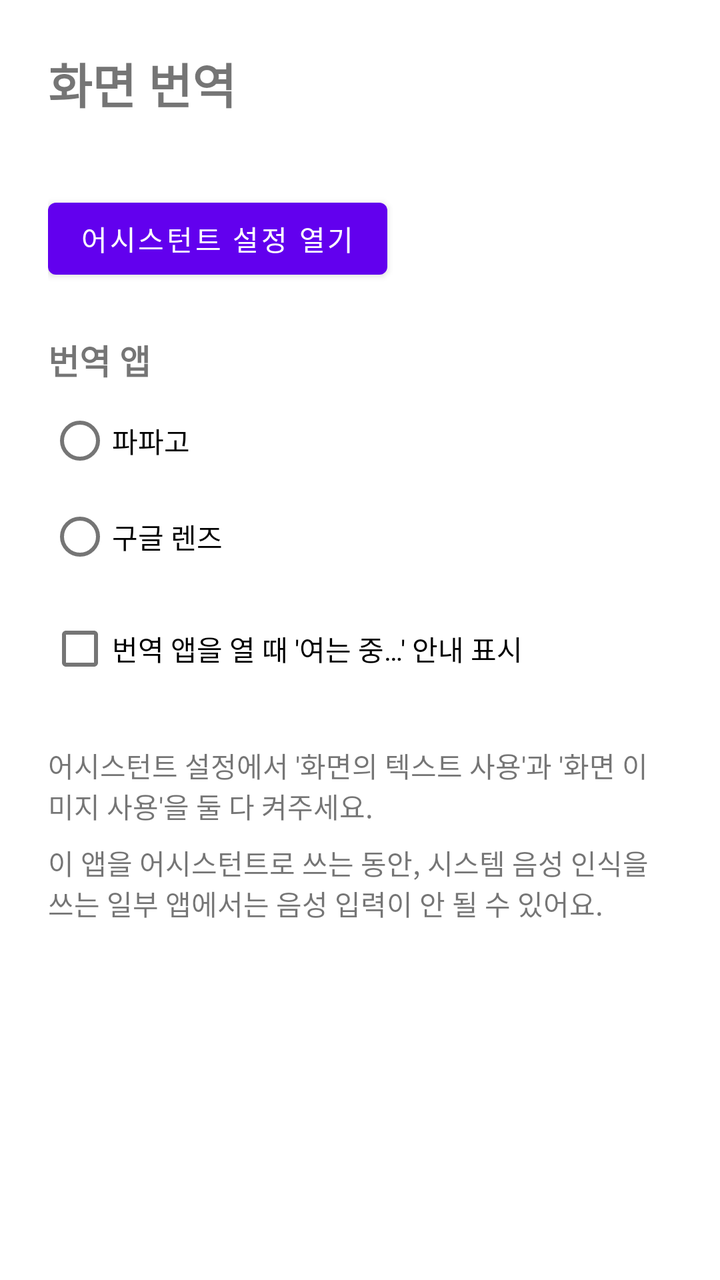
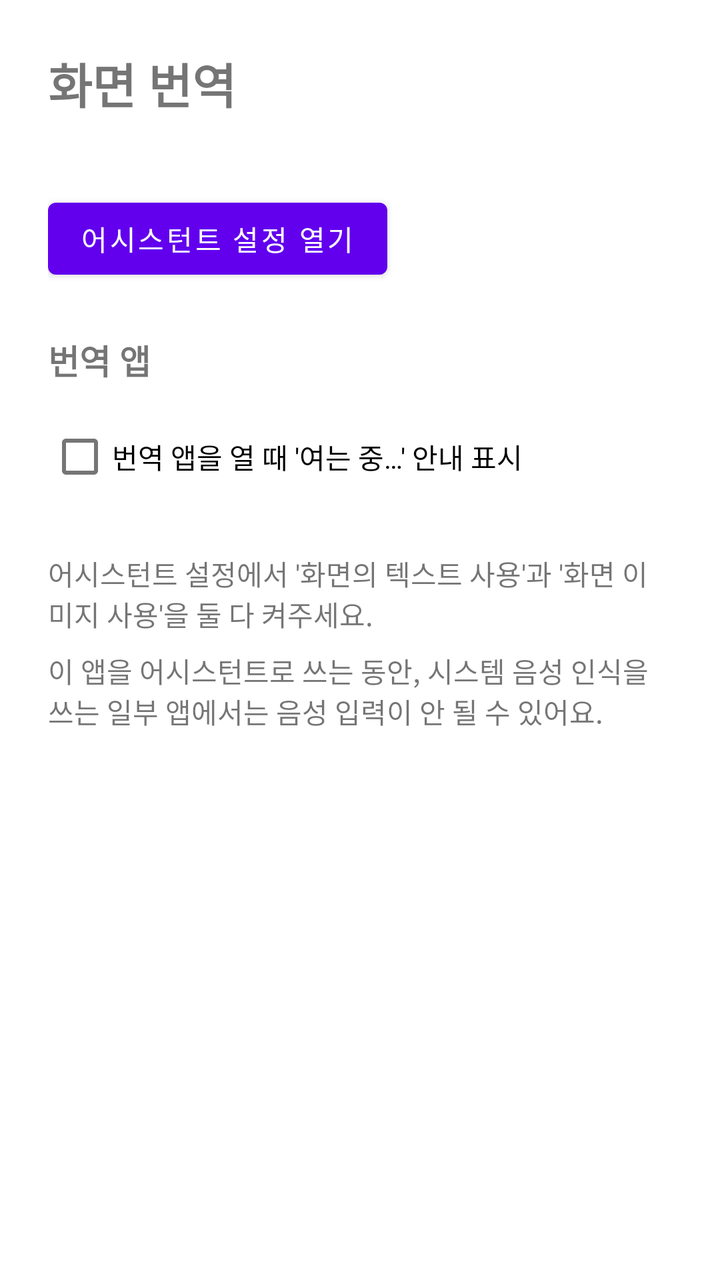

Before-and-after screenshots of an Android layout around one commit, followed by the original layout XML and the change that was made.
<!-- AndroidManifest.xml: fallback theme Theme.MaterialComponents.DayNight.NoActionBar -->
<!-- res/layout/activity_settings.xml -->
<?xml version="1.0" encoding="utf-8"?>
<ScrollView xmlns:android="http://schemas.android.com/apk/res/android"
    android:layout_width="match_parent"
    android:layout_height="match_parent"
    android:fitsSystemWindows="true">

    <LinearLayout
        android:layout_width="match_parent"
        android:layout_height="wrap_content"
        android:orientation="vertical"
        android:padding="24dp">

        <TextView
            android:layout_width="wrap_content"
            android:layout_height="wrap_content"
            android:text="@string/app_name"
            android:textSize="24sp"
            android:textStyle="bold" />

        <TextView
            android:id="@+id/status"
            android:layout_width="wrap_content"
            android:layout_height="wrap_content"
            android:layout_marginTop="8dp"
            android:textSize="15sp" />

        <Button
            android:id="@+id/open_settings"
            android:layout_width="wrap_content"
            android:layout_height="wrap_content"
            android:layout_marginTop="8dp"
            android:text="@string/open_assist_settings" />

        <TextView
            android:layout_width="wrap_content"
            android:layout_height="wrap_content"
            android:layout_marginTop="24dp"
            android:text="@string/target_title"
            android:textSize="17sp"
            android:textStyle="bold" />

        <RadioGroup
            android:id="@+id/target"
            android:layout_width="match_parent"
            android:layout_height="wrap_content"
            android:layout_marginTop="4dp">

            <RadioButton
                android:id="@+id/target_papago"
                android:layout_width="wrap_content"
                android:layout_height="wrap_content"
                android:text="@string/target_papago" />

            <RadioButton
                android:id="@+id/target_google"
                android:layout_width="wrap_content"
                android:layout_height="wrap_content"
                android:text="@string/target_google" />
        </RadioGroup>

        <CheckBox
            android:id="@+id/opening_toast"
            android:layout_width="wrap_content"
            android:layout_height="wrap_content"
            android:layout_marginTop="8dp"
            android:text="@string/opening_toast_option" />

        <TextView
            android:layout_width="wrap_content"
            android:layout_height="wrap_content"
            android:layout_marginTop="24dp"
            android:text="@string/notice_screen_settings"
            android:textSize="14sp" />

        <TextView
            android:layout_width="wrap_content"
            android:layout_height="wrap_content"
            android:layout_marginTop="8dp"
            android:text="@string/notice_voice_input"
            android:textSize="14sp" />
    </LinearLayout>
</ScrollView>
<!-- resources referenced by this layout -->
<resources>
  <string name="app_name">화면 번역</string>
  <string name="notice_screen_settings">어시스턴트 설정에서 \'화면의 텍스트 사용\'과 \'화면 이미지 사용\'을 둘 다 켜주세요.</string>
  <string name="notice_voice_input">이 앱을 어시스턴트로 쓰는 동안, 시스템 음성 인식을 쓰는 일부 앱에서는 음성 입력이 안 될 수 있어요.</string>
  <string name="open_assist_settings">어시스턴트 설정 열기</string>
  <string name="opening_toast_option">번역 앱을 열 때 \'여는 중…\' 안내 표시</string>
  <string name="target_google">구글 렌즈</string>
  <string name="target_papago">파파고</string>
  <string name="target_title">번역 앱</string>
</resources>

<!-- the commit's change to res/layout/activity_settings.xml (unified diff, before → after) -->
@@ -39,24 +39,12 @@
             android:textSize="17sp"
             android:textStyle="bold" />
 
-        <RadioGroup
-            android:id="@+id/target"
+        <LinearLayout
+            android:id="@+id/targets"
             android:layout_width="match_parent"
             android:layout_height="wrap_content"
-            android:layout_marginTop="4dp">
-
-            <RadioButton
-                android:id="@+id/target_papago"
-                android:layout_width="wrap_content"
-                android:layout_height="wrap_content"
-                android:text="@string/target_papago" />
-
-            <RadioButton
-                android:id="@+id/target_google"
-                android:layout_width="wrap_content"
-                android:layout_height="wrap_content"
-                android:text="@string/target_google" />
-        </RadioGroup>
+            android:layout_marginTop="4dp"
+            android:orientation="vertical" />
 
         <CheckBox
             android:id="@+id/opening_toast"
<!-- resource entries referenced after the edit -->
@@ -5,8 +5,6 @@
   <string name="notice_voice_input">이 앱을 어시스턴트로 쓰는 동안, 시스템 음성 인식을 쓰는 일부 앱에서는 음성 입력이 안 될 수 있어요.</string>
   <string name="open_assist_settings">어시스턴트 설정 열기</string>
   <string name="opening_toast_option">번역 앱을 열 때 \'여는 중…\' 안내 표시</string>
-  <string name="target_google">구글 렌즈</string>
-  <string name="target_papago">파파고</string>
   <string name="target_title">번역 앱</string>
 </resources>
 
